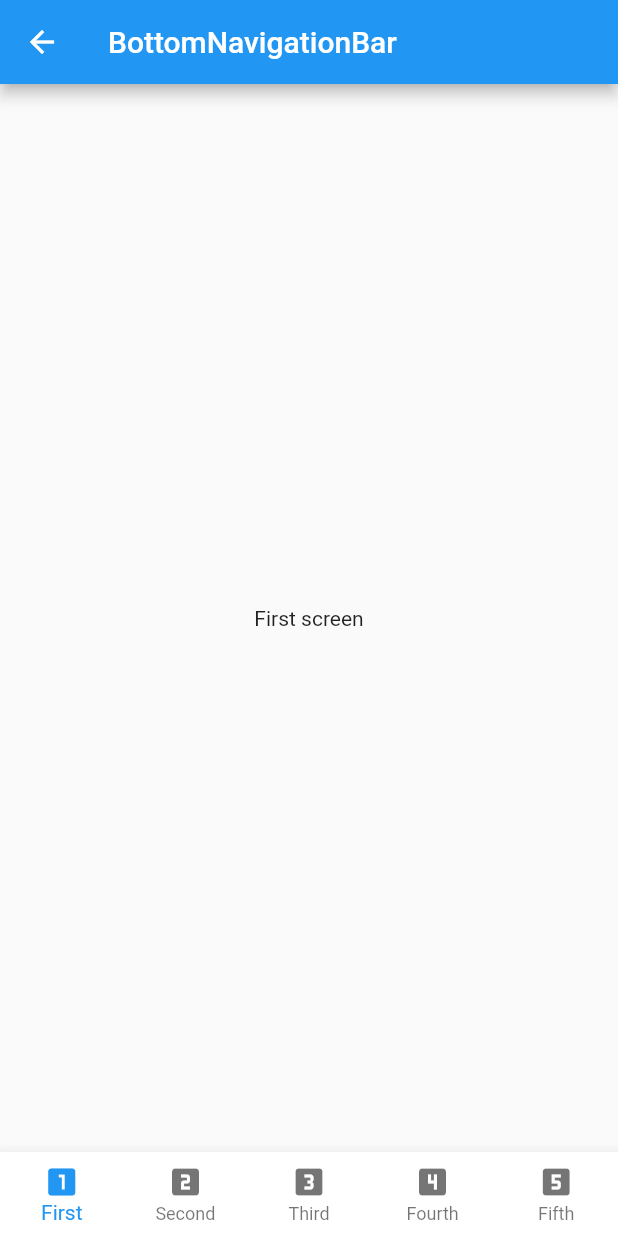
After one commit to Goolpe/flutter_simple, a Flutter app: the Navigation screen opened directly, after a tap on "BottomNavigationBar", on a phone screen of 412 x 824 dp. The commit adds this screen. Run offline on Flutter 3.47's test engine with Material 2 defaults, Android fonts, the phone set to English and light mode, and no system bars.

Commit message:
bottom navigation bar

```diff
--- /dev/null
+++ b/lib/examples/navigation/exampleBottomNavigationBar.dart
@@ -0,0 +1,69 @@
+import 'package:flutter/material.dart';
+
+class ExampleBottomNavigationBar extends StatefulWidget {
+
+ @override
+ _ExampleBottomNavigationBarState createState() => _ExampleBottomNavigationBarState();
+}
+
+class _ExampleBottomNavigationBarState extends State<ExampleBottomNavigationBar>{
+
+  int _selectedIndex = 0;
+
+  final _screens = [
+    Text('First screen'),
+    Text('Second screen'),
+    Text('Third screen'),
+    Text('Fourth screen'),
+    Text('Fifth screen'),
+  ];
+
+  @override
+  Widget build(BuildContext context){
+    return DefaultTabController(
+      length: 5,
+      child: Scaffold(
+        appBar: AppBar(
+          title: Text('BottomNavigationBar'),
+        ),
+        body: Center(
+          child: _screens.elementAt(_selectedIndex),
+        ),
+        bottomNavigationBar: Theme(
+          data: Theme.of(context).copyWith(
+            //background color
+            canvasColor: Colors.white,
+
+            //active item color
+            primaryColor: Colors.red,
+
+            //inactive item color
+            textTheme: Theme
+                .of(context)
+                .textTheme
+                .copyWith(caption: TextStyle(color: Colors.blue)),
+          ),
+          child: BottomNavigationBar(
+            //type important for icon and text color
+            type: BottomNavigationBarType.fixed,
+            items: <BottomNavigationBarItem>[
+              BottomNavigationBarItem(icon: Icon(Icons.looks_one), title: Text('First')),
+              BottomNavigationBarItem(icon: Icon(Icons.looks_two), title: Text('Second')),
+              BottomNavigationBarItem(icon: Icon(Icons.looks_3), title: Text('Third')),
+              BottomNavigationBarItem(icon: Icon(Icons.looks_4), title: Text('Fourth')),
+              BottomNavigationBarItem(icon: Icon(Icons.looks_5), title: Text('Fifth')),
+            ],
+            currentIndex: _selectedIndex,
+            onTap: _onTabTapped,
+          )
+        ),
+      )
+    );
+  }
+
+  void _onTabTapped(int index) {
+    setState(() {
+      _selectedIndex = index;
+    });
+  }
+}
--- a/lib/examples/navigation/navigationBottomTabBar.dart
+++ b/lib/examples/navigation/exampleBottomTabBar.dart
@@ -1,6 +1,6 @@
 import 'package:flutter/material.dart';
 
-class NavigationBottomTabBar extends StatelessWidget{
+class ExampleBottomTabBar extends StatelessWidget{
 
   @override
   Widget build(BuildContext context){
@@ -8,7 +8,7 @@ class NavigationBottomTabBar extends StatelessWidget{
       length: 5,
       child: Scaffold(
         appBar: AppBar(
-          title: Text('Navigation Bottom TabBar'),
+          title: Text('Bottom TabBar'),
         ),
         body: TabBarView(
           children: <Widget>[
--- a/lib/examples/navigation/navigationTopTabBar.dart
+++ b/lib/examples/navigation/exampleTopTabBar.dart
@@ -1,6 +1,6 @@
 import 'package:flutter/material.dart';
 
-class NavigationTopTabBar extends StatelessWidget{
+class ExampleTopTabBar extends StatelessWidget{
 
   @override
   Widget build(BuildContext context){
@@ -8,7 +8,7 @@ class NavigationTopTabBar extends StatelessWidget{
       length: 5,
       child: Scaffold(
         appBar: AppBar(
-          title: Text('Navigation Top TabBar'),
+          title: Text('Top TabBar'),
           bottom: TabBar(
             labelStyle: TextStyle(fontSize: 10),
             tabs: <Widget>[
--- a/lib/examples/navigation/navigation.dart
+++ b/lib/examples/navigation/navigation.dart
@@ -1,6 +1,7 @@
 import 'package:flutter/material.dart';
-import 'package:flutter_simple/examples/navigation/navigationBottomTabBar.dart';
-import 'package:flutter_simple/examples/navigation/navigationTopTabBar.dart';
+import 'package:flutter_simple/examples/navigation/exampleBottomTabBar.dart';
+import 'package:flutter_simple/examples/navigation/exampleBottomNavigationBar.dart';
+import 'package:flutter_simple/examples/navigation/exampleTopTabBar.dart';
 
 class Navigation extends StatelessWidget{
 
@@ -8,22 +9,29 @@ class Navigation extends StatelessWidget{
   Widget build(BuildContext context){
       return Scaffold(
         appBar: AppBar(
-          title: Text('Flutter navigation'),
+          title: Text('Flutter navigations'),
         ),
         body: ListView(
           children: <Widget>[
             ListTile(
               leading: Icon(Icons.border_bottom),
-              title: Text('Navigation Bottom TabBar'),
+              title: Text('Bottom TabBar'),
               onTap: (){
-                Navigator.push(context, MaterialPageRoute(builder: (context) => NavigationBottomTabBar()));
+                Navigator.push(context, MaterialPageRoute(builder: (context) => ExampleBottomTabBar()));
               },
             ),
             ListTile(
               leading: Icon(Icons.border_top),
-              title: Text('Navigation Top TabBar'),
+              title: Text('Top TabBar'),
               onTap: (){
-                Navigator.push(context, MaterialPageRoute(builder: (context) => NavigationTopTabBar()));
+                Navigator.push(context, MaterialPageRoute(builder: (context) => ExampleTopTabBar()));
+              },
+            ),
+            ListTile(
+              leading: Icon(Icons.border_bottom),
+              title: Text('BottomNavigationBar'),
+              onTap: (){
+                Navigator.push(context, MaterialPageRoute(builder: (context) => ExampleBottomNavigationBar()));
               },
             )
           ],
```
Also changed, not shown: 1 other file.
